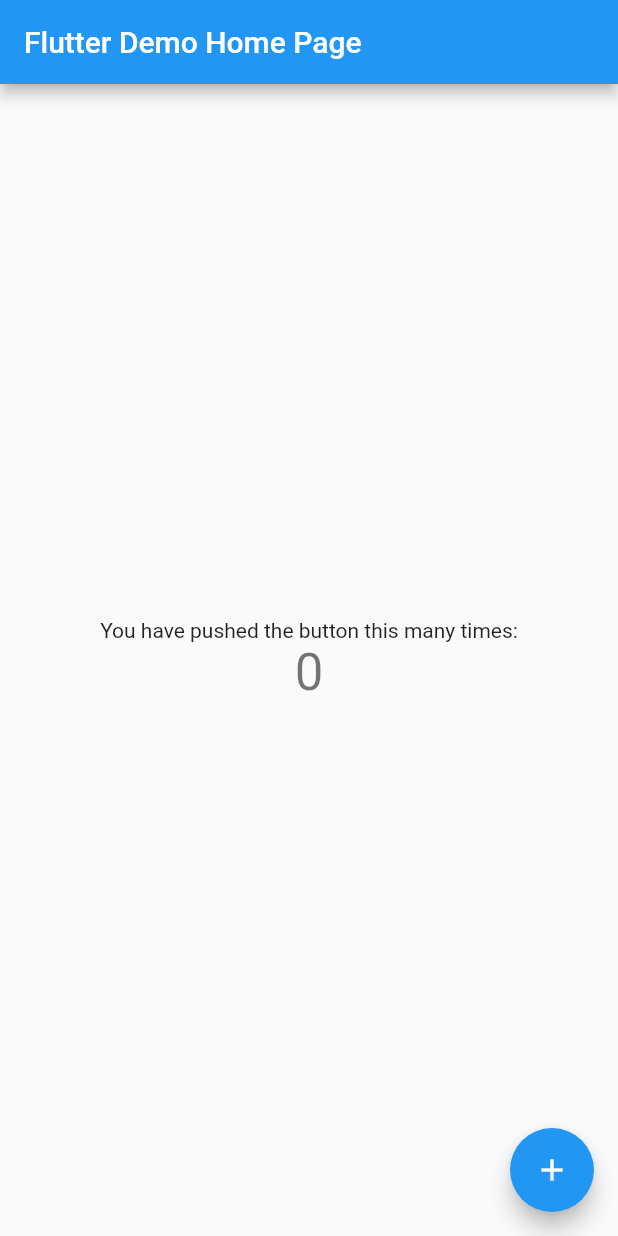
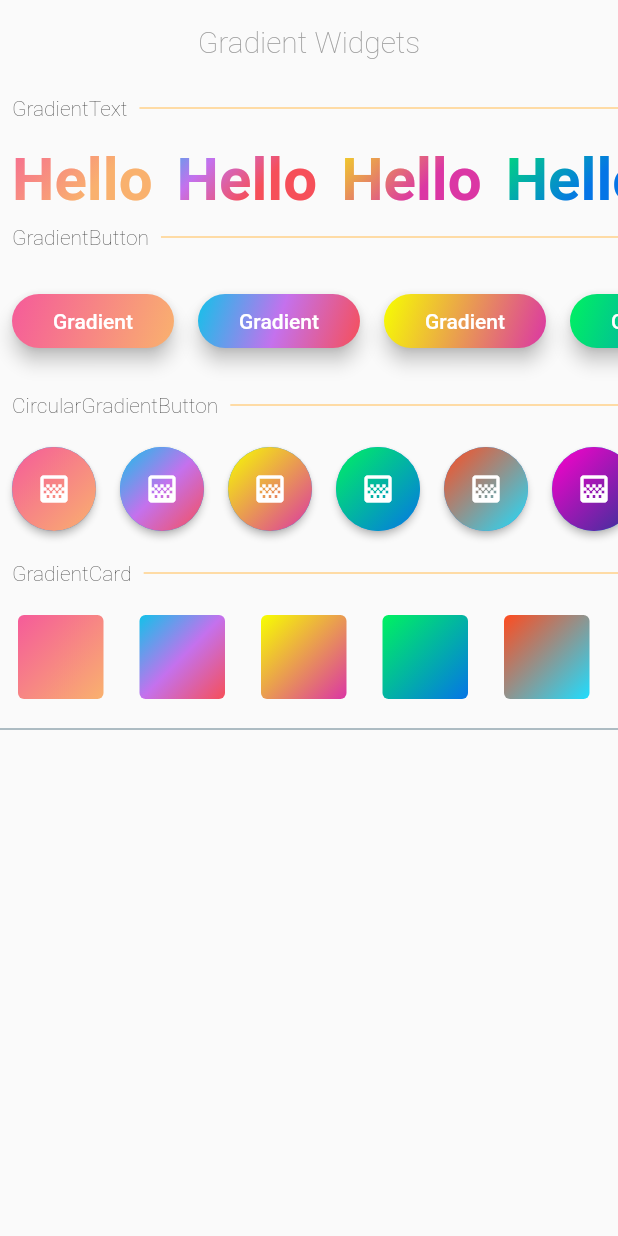
Before and after one commit to bluemix/Gradient-Widgets, a Flutter app: the screen it shows after launch, on a phone screen of 412 x 824 dp. Run offline on Flutter 3.47's test engine with Material 2 defaults, Android fonts, the phone set to English and light mode, and no system bars; statements that could not run were skipped.

Commit message:
adding GradientCard; enhancing the example

```diff
--- a/example/lib/main.dart
+++ b/example/lib/main.dart
@@ -1,25 +1,40 @@
 import 'package:flutter/material.dart';
 import 'package:gradient_widgets/gradient_widgets.dart';
+
+List<LinearGradient> gradients = [
+  Gradients.hotLinear,
+  Gradients.jShine,
+  Gradients.aliHussien,
+  Gradients.rainbowBlue,
+  Gradients.ali,
+  Gradients.cosmicFusion,
+  Gradients.backToFuture,
+  Gradients.blush,
+  Gradients.byDesign,
+  Gradients.coldLinear,
+  Gradients.haze,
+  Gradients.hersheys,
+  Gradients.taitanum,
+  Gradients.tameer,
+];
+
 void main() => runApp(new MyApp());
 
 class MyApp extends StatelessWidget {
-
   @override
   Widget build(BuildContext context) {
     return new MaterialApp(
-      title: 'Flutter Demo',
+      title: 'Flutter Gradient Widgets Demo',
       theme: new ThemeData(
-
         primarySwatch: Colors.blue,
       ),
-      home: new MyHomePage(title: 'Flutter Demo Home Page'),
+      home: new MyHomePage(title: 'Gradient Widgets'),
     );
   }
 }
 
 class MyHomePage extends StatefulWidget {
   MyHomePage({Key key, this.title}) : super(key: key);
-
 
   final String title;
 
@@ -28,41 +43,132 @@ class MyHomePage extends StatefulWidget {
 }
 
 class _MyHomePageState extends State<MyHomePage> {
-  int _counter = 0;
-
-  void _incrementCounter() {
-
-
-    setState(() {
-      _counter++;
-    });
+  Widget _divider(String title) {
+    return Row(
+      mainAxisSize: MainAxisSize.max,
+      children: <Widget>[
+        Padding(
+          padding: const EdgeInsets.all(8.0),
+          child: Text(
+            title,
+            style: TextStyle(color: Colors.black87, fontWeight: FontWeight.w200),
+          ),
+        ),
+        Expanded(
+          flex: 1,
+          child: Container(
+            height: 1.0,
+            color: Color(0xffFFD189),
+          ),
+        ),
+      ],
+    );
   }
 
   @override
   Widget build(BuildContext context) {
     return new Scaffold(
-      appBar: new AppBar(
-        title: new Text(widget.title),
-      ),
-      body: new Center(
-        child: new Column(
-          mainAxisAlignment: MainAxisAlignment.center,
+        appBar: new AppBar(
+          backgroundColor: Colors.transparent,
+          centerTitle: true,
+          elevation: 0.0,
+          title: new Text(
+            widget.title,
+            style: TextStyle(color: Colors.grey, fontWeight: FontWeight.w200),
+          ),
+        ),
+        body: ListView(
+          scrollDirection: Axis.vertical,
           children: <Widget>[
-            new Text(
-              'You have pushed the button this many times:',
+            _divider('GradientText'),
+            SizedBox(
+              height: 54.0,
+              child: ListView(
+                scrollDirection: Axis.horizontal,
+                children: gradients
+                    .map((gradient) => Padding(
+                          padding: const EdgeInsets.all(8.0),
+                          child: GradientText(
+                            'Hello',
+                            shaderRect: Rect.fromLTWH(0.0, 0.0, 50.0, 50.0),
+                            gradient: gradient,
+                            style: TextStyle(
+                              fontSize: 40.0,
+                              fontWeight: FontWeight.bold,
+//                                foreground: Paint()
+//                                  ..shader = gradient.createShader(Rect.fromLTWH(0.0, 0.0, 50.0, 50.0))
+                            ),
+                          ),
+                        ))
+                    .toList(),
+              ),
             ),
-            new Text(
-              '$_counter',
-              style: Theme.of(context).textTheme.display1,
+            _divider('GradientButton'),
+            SizedBox(
+              height: 80.0,
+              child: ListView(
+                scrollDirection: Axis.horizontal,
+                children: gradients
+                    .map((gradient) => Padding(
+                          padding: const EdgeInsets.all(8.0),
+                          child: Center(
+                            child: GradientButton(
+                              child: Text('Gradient'),
+                              callback: () => print(''),
+                              increaseWidthBy: 20.0,
+                              gradient: gradient,
+                            ),
+                          ),
+                        ))
+                    .toList(),
+              ),
+            ),
+            _divider('CircularGradientButton'),
+            SizedBox(
+              height: 80.0,
+              child: ListView(
+                scrollDirection: Axis.horizontal,
+                children: gradients
+                    .map((gradient) => Padding(
+                          padding: const EdgeInsets.all(8.0),
+                          child: Center(
+                            child: CircularGradientButton(
+                              child: Icon(Icons.gradient),
+                              callback: () => print(''),
+                              increaseWidthBy: 20.0,
+                              gradient: gradient,
+                            ),
+                          ),
+                        ))
+                    .toList(),
+              ),
+            ),
+            _divider('GradientCard'),
+            SizedBox(
+              height: 80.0,
+              child: ListView(
+                scrollDirection: Axis.horizontal,
+                children: gradients
+                    .map((gradient) => Padding(
+                          padding: const EdgeInsets.all(8.0),
+                          child: Center(
+                            child: Container(
+                              height: 65.0,
+                              width: 65.0,
+//                              child: Center(child: Text('Hello'),),
+                              child: GradientCard(
+                                gradient: gradient,
+                              ),
+                            ),
+                          ),
+                        ))
+                    .toList(),
+              ),
+            ),
+            Divider(
+              color: Colors.blueGrey,
             ),
           ],
-        ),
-      ),
-      floatingActionButton: new FloatingActionButton(
-        onPressed: _incrementCounter,
-        tooltip: 'Increment',
-        child: new Icon(Icons.add),
-      ), // This trailing comma makes auto-formatting nicer for build methods.
-    );
+        ));
   }
 }
--- a/lib/gradient_widgets.dart
+++ b/lib/gradient_widgets.dart
@@ -2,3 +2,5 @@ library gradient_widgets;
 
 
 export 'src/gradient_widgets.dart';
+export 'src/gradients.dart';
+export 'src/gradient_card.dart';
--- /dev/null
+++ b/lib/src/gradient_card.dart
@@ -0,0 +1,58 @@
+// Copyright 2015 The Chromium Authors. All rights reserved.
+// Use of this source code is governed by a BSD-style license that can be
+// found in the LICENSE file.
+
+import 'package:flutter/material.dart';
+import 'package:flutter/widgets.dart';
+
+
+
+class GradientCard extends StatelessWidget {
+  /// Creates a material design card.
+  ///
+  /// The [clipBehavior] argument must not be null.
+  const GradientCard({
+    Key key,
+    @required this.gradient,
+    this.shape,
+    this.margin = const EdgeInsets.all(4.0),
+    this.clipBehavior = Clip.none,
+    this.child,
+    this.semanticContainer = true,
+  }) : super(key: key);
+
+  final ShapeBorder shape;
+  final Clip clipBehavior;
+  final EdgeInsetsGeometry margin;
+  final bool semanticContainer;
+  final Widget child;
+  final LinearGradient gradient;
+
+  @override
+  Widget build(BuildContext context) {
+
+//    var shape = RoundedRectangleBorder(borderRadius: BorderRadius.circular(10.0));
+    return Semantics(
+      container: semanticContainer,
+      explicitChildNodes: !semanticContainer,
+      child: Container(
+        margin: margin ?? const EdgeInsets.all(4.0),
+        decoration: shape ?? ShapeDecoration(
+            shape: shape ?? const RoundedRectangleBorder(
+              borderRadius: BorderRadius.all(Radius.circular(4.0)),
+            ),
+            gradient: gradient),
+        child: Material(
+          type: MaterialType.card,
+          color: Colors.transparent,
+          elevation: 0.0,
+          shape: shape ?? const RoundedRectangleBorder(
+            borderRadius: BorderRadius.all(Radius.circular(4.0)),
+          ),
+          clipBehavior: clipBehavior,
+          child: child,
+        ),
+      ),
+    );
+  }
+}
--- a/lib/src/gradient_widgets.dart
+++ b/lib/src/gradient_widgets.dart
@@ -1,37 +1,24 @@
 import 'package:flutter/material.dart';
 import 'package:gradient_widgets/src/common.dart';
 
-class GradientText extends Text {
+class GradientText extends StatelessWidget {
   GradientText(
-    String data, {
+    this.data, {
+    @required this.gradient,
+    @required this.shaderRect,
+    @required this.style,
     this.key,
-    this.style,
     this.textAlign,
     this.textDirection,
     this.locale,
     this.softWrap,
     this.overflow,
-    @required this.gradient,
-//        this.shaderRect = Rect.fromLTWH(0.0, 0.0, 200.0, 200.0),
-    @required this.shaderRect,
     this.textScaleFactor,
     this.maxLines,
     this.semanticsLabel,
-  }) : super(
-          data,
-          key: key,
-          style: style.copyWith(
-              foreground: Paint()..shader = gradient.createShader(shaderRect)),
-          textAlign: textAlign,
-          textDirection: textDirection,
-          locale: locale,
-          softWrap: softWrap,
-          overflow: overflow,
-          textScaleFactor: textScaleFactor,
-          maxLines: maxLines,
-          semanticsLabel: semanticsLabel,
-        );
+  });
 
+  final String data;
   final Key key;
   final TextStyle style;
   final TextAlign textAlign;
@@ -44,16 +31,26 @@ class GradientText extends Text {
   final String semanticsLabel;
   final Gradient gradient;
   final Rect shaderRect;
+
+
+  @override
+  Widget build(BuildContext context) {
+
+    return Text(data, key: key,
+        style: style.copyWith(
+            foreground: Paint()..shader = gradient.createShader(shaderRect ?? Rect.fromLTWH(0.0, 0.0, 50.0, 50.0))),
+        textAlign: textAlign,
+        textDirection: textDirection,
+        locale: locale,
+        softWrap: softWrap,
+        overflow: overflow,
+        textScaleFactor: textScaleFactor,
+        maxLines: maxLines,
+        semanticsLabel: semanticsLabel,);
+  }
 }
 
-//TextStyle gradientTextStyle(TextStyle textWidget, Gradient gradient,
-//    {double width = 200.0, double height = 200.0}) {
-//  final Shader textShader =
-//  gradient.createShader(Rect.fromLTWH(0.0, 0.0, width, height));
-//
-//  return textWidget.copyWith(foreground: Paint()
-//    ..shader = textShader);
-//}
+
 
 class CircularGradientButton extends StatelessWidget {
   CircularGradientButton(
@@ -88,8 +85,8 @@ class CircularGradientButton extends StatelessWidget {
     return FloatingActionButton(
       elevation: elevation,
       onPressed: callback,
-      child: gradientContainer(
-          context, gradient, increaseHeightBy, increaseWidthBy, child),
+      clipBehavior: Clip.antiAlias,
+      child: gradientContainer(context, gradient, increaseHeightBy, increaseWidthBy, child),
     );
   }
 }
@@ -131,12 +128,9 @@ class GradientButtonState extends State<GradientButton> {
   Widget build(BuildContext context) {
     final ThemeData theme = Theme.of(context);
 
-    BorderRadius borderRadiusCopy =
-        widget.shapeRadius ?? BorderRadius.circular(20.0);
-    ShapeBorder shapeCopy =
-        widget.shape ?? RoundedRectangleBorder(borderRadius: borderRadiusCopy);
-    TextStyle textStyleCopy = widget.textStyle ??
-        theme.textTheme.button.copyWith(color: Colors.white);
+    BorderRadius borderRadiusCopy = widget.shapeRadius ?? BorderRadius.circular(20.0);
+    ShapeBorder shapeCopy = widget.shape ?? RoundedRectangleBorder(borderRadius: borderRadiusCopy);
+    TextStyle textStyleCopy = widget.textStyle ?? theme.textTheme.button.copyWith(color: Colors.white);
 
     Gradient gradient;
     double elevation;
@@ -166,8 +160,8 @@ class GradientButtonState extends State<GradientButton> {
       elevation: elevation,
       textStyle: textStyleCopy,
       onPressed: callback,
-      child: gradientContainer(context, gradient, widget.increaseHeightBy,
-          widget.increaseWidthBy, widget.child),
+      clipBehavior: Clip.antiAlias,
+      child: gradientContainer(context, gradient, widget.increaseHeightBy, widget.increaseWidthBy, widget.child),
     );
   }
 }
```
Also changed, not shown: lib/src/gradients.dart (+38 -130 lines).
